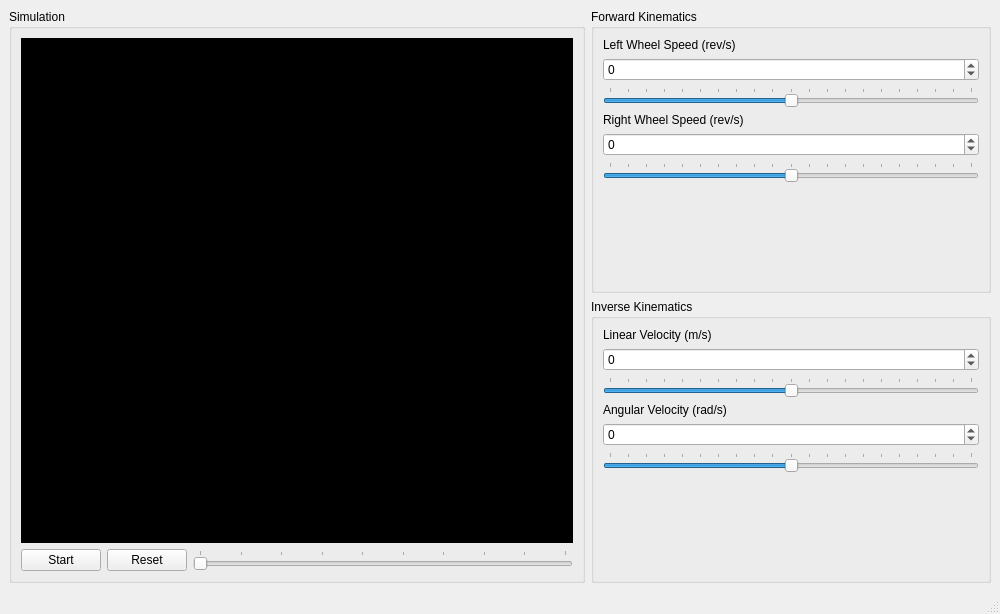
Old version of the form hw2/mainwindow.ui in the repository ashgti/elect6350.
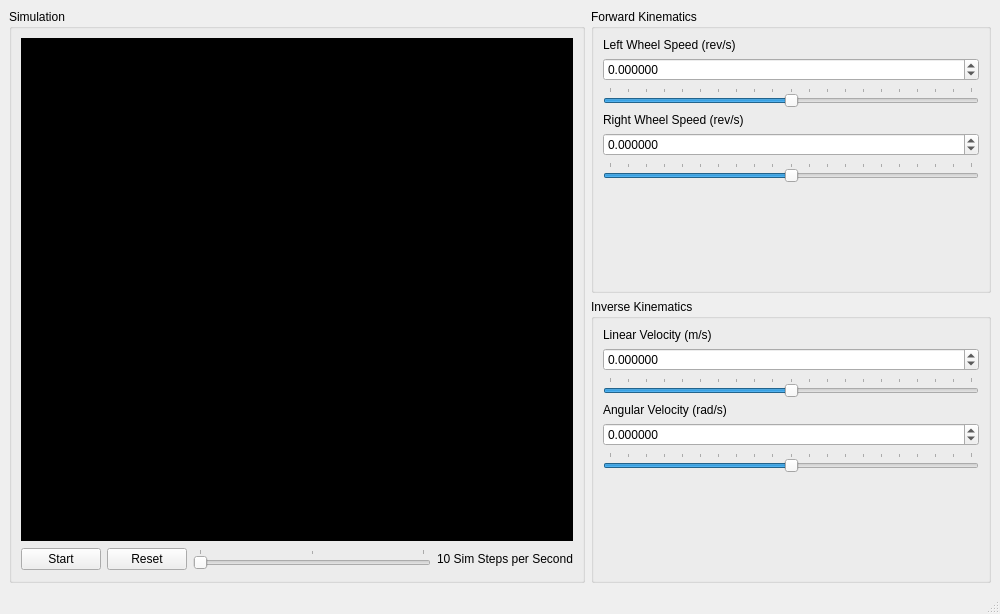
New version of the form. Custom widgets are drawn as their Qt base class.

The edit to the form file:
```diff
--- a/hw2/mainwindow.ui
+++ b/hw2/mainwindow.ui
@@ -56,10 +56,10 @@
             <number>1</number>
            </property>
            <property name="maximum">
-            <number>10</number>
+            <number>3</number>
            </property>
            <property name="pageStep">
-            <number>10</number>
+            <number>1</number>
            </property>
            <property name="orientation">
             <enum>Qt::Horizontal</enum>
@@ -72,6 +72,19 @@
            </property>
           </widget>
          </item>
+         <item>
+          <widget class="QLabel" name="sim_time_label">
+           <property name="maximumSize">
+            <size>
+             <width>16777215</width>
+             <height>24</height>
+            </size>
+           </property>
+           <property name="text">
+            <string>10 Sim Steps per Second</string>
+           </property>
+          </widget>
+         </item>
         </layout>
        </item>
       </layout>
@@ -103,12 +116,18 @@
         </widget>
        </item>
        <item>
-        <widget class="QSpinBox" name="left_wheel_spinbox">
+        <widget class="QDoubleSpinBox" name="left_wheel_spinbox">
+         <property name="decimals">
+          <number>6</number>
+         </property>
          <property name="minimum">
-          <number>-10</number>
+          <double>-10.000000000000000</double>
          </property>
          <property name="maximum">
-          <number>10</number>
+          <double>10.000000000000000</double>
+         </property>
+         <property name="singleStep">
+          <double>0.100000000000000</double>
          </property>
         </widget>
        </item>
@@ -139,12 +158,18 @@
         </widget>
        </item>
        <item>
-        <widget class="QSpinBox" name="right_wheel_spinbox">
+        <widget class="QDoubleSpinBox" name="right_wheel_spinbox">
+         <property name="decimals">
+          <number>6</number>
+         </property>
          <property name="minimum">
-          <number>-10</number>
+          <double>-10.000000000000000</double>
          </property>
          <property name="maximum">
-          <number>10</number>
+          <double>10.000000000000000</double>
+         </property>
+         <property name="singleStep">
+          <double>0.100000000000000</double>
          </property>
         </widget>
        </item>
@@ -215,12 +240,18 @@
         </widget>
        </item>
        <item>
-        <widget class="QSpinBox" name="linear_velocity_spinbox">
+        <widget class="QDoubleSpinBox" name="linear_velocity_spinbox">
+         <property name="decimals">
+          <number>6</number>
+         </property>
          <property name="minimum">
-          <number>-10</number>
+          <double>-10.000000000000000</double>
          </property>
          <property name="maximum">
-          <number>10</number>
+          <double>10.000000000000000</double>
+         </property>
+         <property name="singleStep">
+          <double>0.100000000000000</double>
          </property>
         </widget>
        </item>
@@ -251,12 +282,18 @@
         </widget>
        </item>
        <item>
-        <widget class="QSpinBox" name="angular_velocity_spinbox">
+        <widget class="QDoubleSpinBox" name="angular_velocity_spinbox">
+         <property name="decimals">
+          <number>6</number>
+         </property>
          <property name="minimum">
-          <number>-10</number>
+          <double>-10.000000000000000</double>
          </property>
          <property name="maximum">
-          <number>10</number>
+          <double>10.000000000000000</double>
+         </property>
+         <property name="singleStep">
+          <double>0.100000000000000</double>
          </property>
         </widget>
        </item>
```
Left out of the diff: 131 changed lines with no effect on the pictures.
